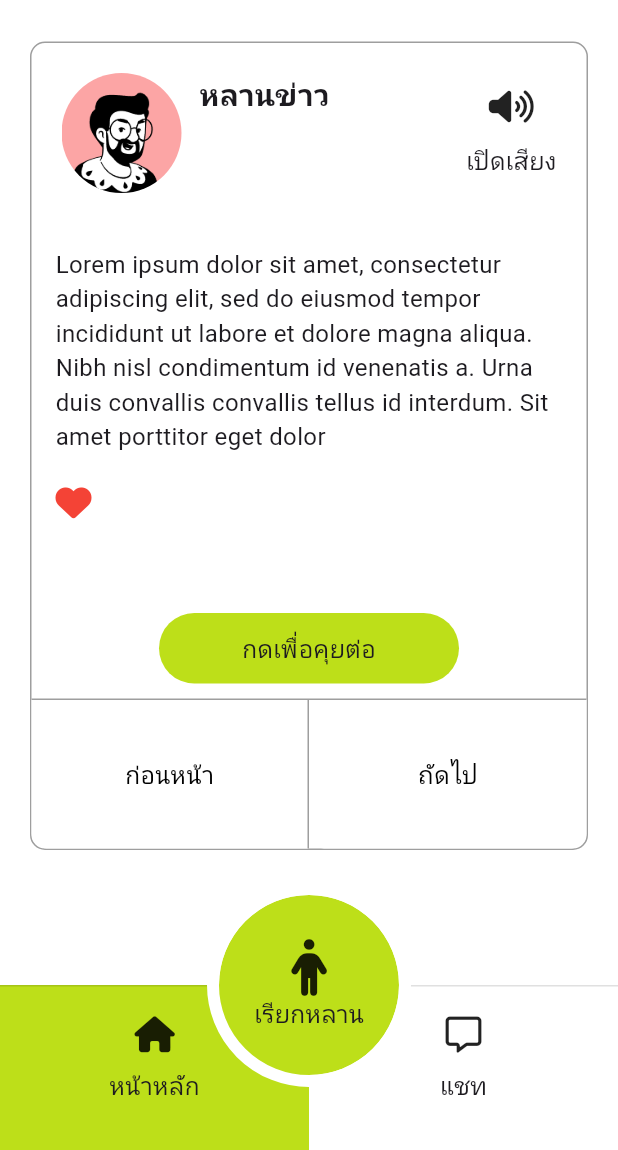
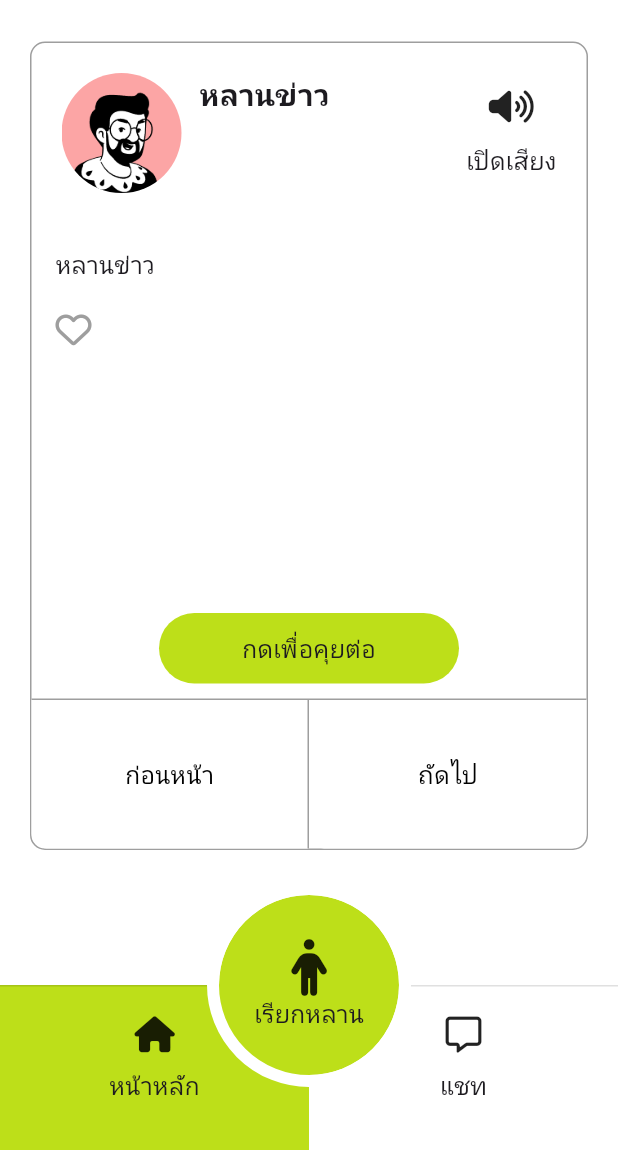
Before and after one commit to SornchaiTheDev/larn, a Flutter app: the screen it shows after launch, after a tap on "ก่อนหน้า", on a phone screen of 412 x 824 dp, the part 86-1236 px from its top. Run offline on Flutter 3.47's test engine with Material 3 defaults, Android fonts, the phone set to English and light mode, and no system bars; our stand-ins replace font_awesome_flutter, google_fonts, video_player; network calls fail; Roboto replaces fonts that are missing (Prompt).

Commit message:
feat(home-content): add dynamic content for larn and app content feed

```diff
--- a/lib/main.dart
+++ b/lib/main.dart
@@ -31,6 +31,16 @@ class App extends StatelessWidget {
         fontFamily: GoogleFonts.prompt().fontFamily,
         scaffoldBackgroundColor: Colors.white,
         primaryColor: Provider.of<SettingStore>(context).theme['primary'],
+        sliderTheme: SliderThemeData(
+          trackHeight: 4,
+          thumbColor: Provider.of<SettingStore>(context).theme['primary'],
+          activeTrackColor: Provider.of<SettingStore>(context).theme['primary'],
+          thumbShape: const RoundSliderThumbShape(enabledThumbRadius: 8),
+          overlayShape: const RoundSliderOverlayShape(overlayRadius: 16),
+        ),
+        progressIndicatorTheme: ProgressIndicatorThemeData(
+          color: Provider.of<SettingStore>(context).theme['primary'],
+        ),
       ),
       routes: {
         '/': (context) => const BottomNavigationScreen(),
--- a/lib/screens/home_screen.dart
+++ b/lib/screens/home_screen.dart
@@ -36,10 +36,18 @@ class _HomeScreenState extends State<HomeScreen> {
                   ? AppContentWidget(
                       onNext: () => setState(() => currentContent--),
                       onPrev: () => setState(() => currentContent++),
+                      name: "Netflix",
+                      content:
+                          "http://commondatastorage.googleapis.com/gtv-videos-bucket/sample/BigBuckBunny.mp4",
+                      image:
+                          "https://static-00.iconduck.com/assets.00/netflix-icon-icon-2048x2048-yj41gpvr.png",
                     )
                   : LarnContentWidget(
                       onNext: () => setState(() => currentContent--),
                       onPrev: () => setState(() => currentContent++),
+                      name: "หลานข่าว",
+                      content: "หลานข่าว",
+                      profileImage: "assets/images/larn1.png",
                     ),
             ),
           ),
--- a/lib/widgets/app_content_widget.dart
+++ b/lib/widgets/app_content_widget.dart
@@ -9,10 +9,16 @@ class AppContentWidget extends StatefulWidget {
     super.key,
     required this.onNext,
     required this.onPrev,
+    required this.name,
+    required this.content,
+    required this.image,
   });
 
   final VoidCallback onPrev;
   final VoidCallback onNext;
+  final String name;
+  final String content;
+  final String image;
 
   @override
   State<AppContentWidget> createState() => _AppContentWidgetState();
@@ -26,8 +32,7 @@ class _AppContentWidgetState extends State<AppContentWidget> {
   @override
   void initState() {
     super.initState();
-    _controller = VideoPlayerController.networkUrl(Uri.parse(
-        "http://commondatastorage.googleapis.com/gtv-videos-bucket/sample/ElephantsDream.mp4"))
+    _controller = VideoPlayerController.networkUrl(Uri.parse(widget.content))
       ..initialize().then((_) {
         _controller.play();
         setState(() {});
@@ -67,7 +72,7 @@ class _AppContentWidgetState extends State<AppContentWidget> {
         crossAxisAlignment: CrossAxisAlignment.start,
         children: [
           Image.network(
-            "https://static-00.iconduck.com/assets.00/netflix-icon-icon-2048x2048-yj41gpvr.png",
+            widget.image,
             width: 80,
           ),
           const SizedBox(width: 12),
@@ -79,7 +84,7 @@ class _AppContentWidgetState extends State<AppContentWidget> {
                 style: TextStyle(fontSize: bodyfontsize),
               ),
               Text(
-                "Netflix",
+                widget.name,
                 style: TextStyle(
                   fontSize: subheadingFontSize,
                   fontWeight: FontWeight.bold,
@@ -118,15 +123,7 @@ class _AppContentWidgetState extends State<AppContentWidget> {
   }
 
   Widget _buildSeekBar() {
-    return SliderTheme(
-      data: SliderThemeData(
-        trackHeight: 4,
-        thumbColor: Theme.of(context).primaryColor,
-        activeTrackColor: Theme.of(context).primaryColor,
-        thumbShape: const RoundSliderThumbShape(enabledThumbRadius: 8),
-        overlayShape: const RoundSliderOverlayShape(overlayRadius: 16),
-      ),
-      child: Slider(
+    return Slider(
       value: _currentPosition,
       min: 0.0,
       max: _controller.value.duration.inSeconds.toDouble(),
@@ -136,7 +133,6 @@ class _AppContentWidgetState extends State<AppContentWidget> {
           _currentPosition = value;
         });
       },
-      ),
     );
   }
 }
--- a/lib/widgets/larn_content_widget.dart
+++ b/lib/widgets/larn_content_widget.dart
@@ -1,19 +1,31 @@
 import 'package:flutter/material.dart';
-import 'package:flutter/widgets.dart';
 import 'package:font_awesome_flutter/font_awesome_flutter.dart';
 import 'package:larn/store/settings_store.dart';
 import 'package:larn/widgets/home_content_widget.dart';
 import 'package:provider/provider.dart';
 
-class LarnContentWidget extends StatelessWidget {
+class LarnContentWidget extends StatefulWidget {
   const LarnContentWidget({
     super.key,
     required this.onNext,
     required this.onPrev,
+    required this.name,
+    required this.content,
+    required this.profileImage,
   });
 
   final VoidCallback onPrev;
   final VoidCallback onNext;
+  final String name;
+  final String content;
+  final String profileImage;
+
+  @override
+  State<LarnContentWidget> createState() => _LarnContentWidgetState();
+}
+
+class _LarnContentWidgetState extends State<LarnContentWidget> {
+  bool isLove = false;
 
   @override
   Widget build(BuildContext context) {
@@ -25,8 +37,8 @@ class LarnContentWidget extends StatelessWidget {
     return HomeContentWidget(
       isVolumeOn: false,
       onVolumeToggle: () {},
-      onNext: onNext,
-      onPrev: onPrev,
+      onNext: widget.onNext,
+      onPrev: widget.onPrev,
       topLeft: Row(
         crossAxisAlignment: CrossAxisAlignment.start,
         children: [
@@ -38,13 +50,13 @@ class LarnContentWidget extends StatelessWidget {
               borderRadius: BorderRadius.circular(100),
             ),
             child: Image.asset(
-              "assets/images/larn1.png",
+              widget.profileImage,
               fit: BoxFit.cover,
             ),
           ),
           const SizedBox(width: 12),
           Text(
-            "หลานข่าว",
+            widget.name,
             style: TextStyle(
               fontSize: subHeadingFontSize,
               fontWeight: FontWeight.bold,
@@ -61,22 +73,30 @@ class LarnContentWidget extends StatelessWidget {
                 width: double.infinity,
                 padding: const EdgeInsets.all(16),
                 child: Column(
+                  crossAxisAlignment: CrossAxisAlignment.start,
                   mainAxisAlignment: MainAxisAlignment.spaceBetween,
                   children: [
                     Column(
                       crossAxisAlignment: CrossAxisAlignment.start,
                       children: [
                         Text(
-                          "Lorem ipsum dolor sit amet, consectetur adipiscing elit, sed do eiusmod tempor incididunt ut labore et dolore magna aliqua. Nibh nisl condimentum id venenatis a. Urna duis convallis convallis tellus id interdum. Sit amet porttitor eget dolor",
+                          widget.content,
                           style: TextStyle(
                             fontSize: bodyFontSize,
                           ),
                         ),
                         const SizedBox(height: 20),
-                        const FaIcon(
-                          FontAwesomeIcons.solidHeart,
-                          color: Colors.red,
+                        GestureDetector(
+                          onTap: () => setState(() {
+                            isLove = !isLove;
+                          }),
+                          child: FaIcon(
+                            isLove
+                                ? FontAwesomeIcons.solidHeart
+                                : FontAwesomeIcons.heart,
+                            color: isLove ? Colors.red : Colors.grey,
                             size: 24,
+                          ),
                         ),
                       ],
                     ),
@@ -89,7 +109,30 @@ class LarnContentWidget extends StatelessWidget {
             bottom: 0,
             left: 0,
             right: 0,
-            child: Column(
+            child: CTAButonWidget(
+              primaryColor: primaryColor,
+              bodyFontSize: bodyFontSize,
+            ),
+          ),
+        ],
+      ),
+    );
+  }
+}
+
+class CTAButonWidget extends StatelessWidget {
+  const CTAButonWidget({
+    super.key,
+    required this.primaryColor,
+    required this.bodyFontSize,
+  });
+
+  final Color primaryColor;
+  final double bodyFontSize;
+
+  @override
+  Widget build(BuildContext context) {
+    return Column(
       children: [
         Align(
           alignment: Alignment.center,
@@ -118,10 +161,6 @@ class LarnContentWidget extends StatelessWidget {
           height: 10,
         ),
       ],
-            ),
-          ),
-        ],
-      ),
     );
   }
 }
```
Lines whose indentation alone changed are shown as unchanged.
